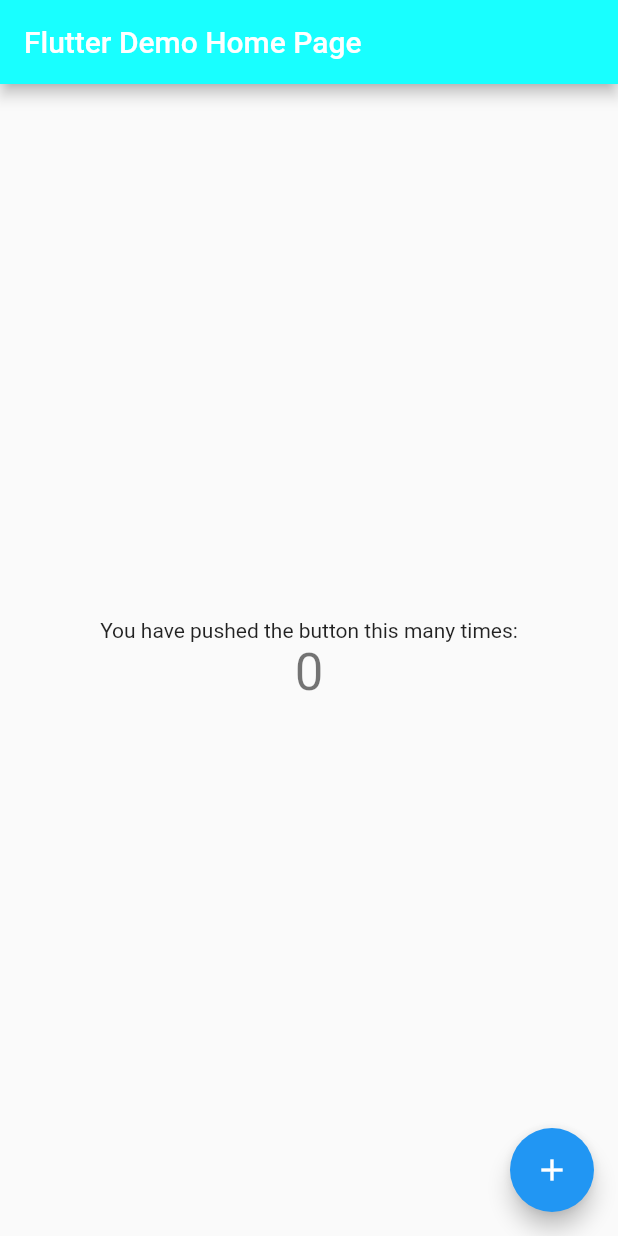
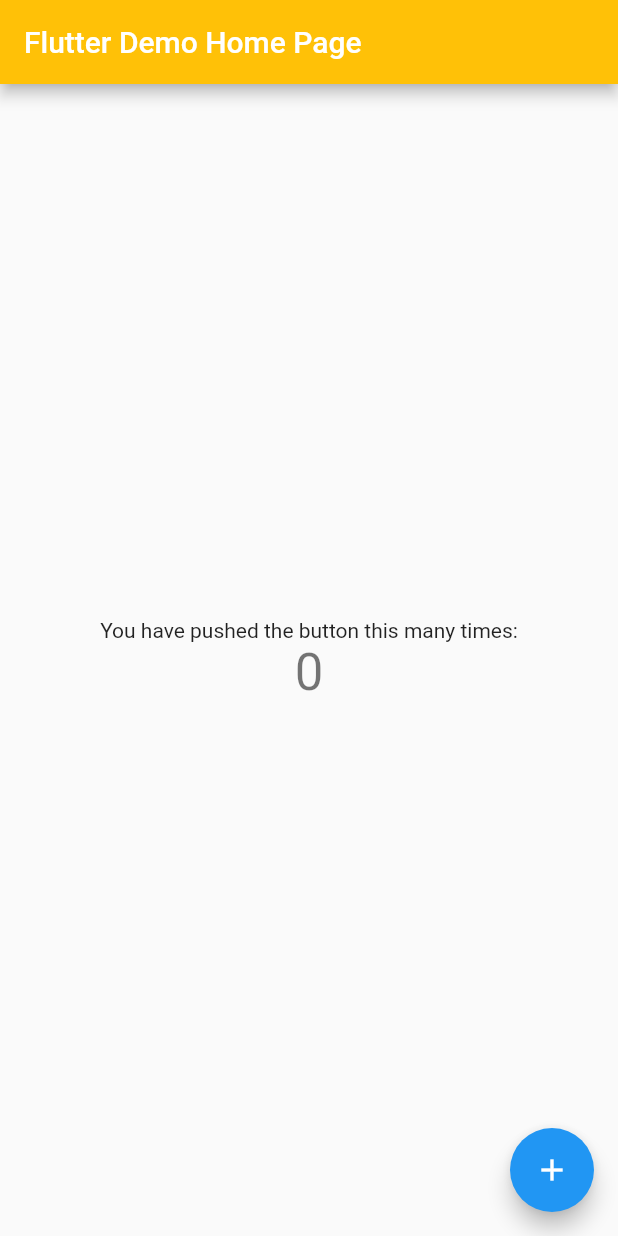
Before and after one commit to zansangeeth/Corona_App, a Flutter app: the screen it shows after launch, on a phone screen of 412 x 824 dp. Run offline on Flutter 3.47's test engine with Material 2 defaults, Android fonts, the phone set to English and light mode, and no system bars.

Commit message:
change color for app bar

```diff
--- a/lib/main.dart
+++ b/lib/main.dart
@@ -67,7 +67,8 @@ class _MyHomePageState extends State<MyHomePage> {
     // than having to individually change instances of widgets.
     return Scaffold(
       appBar: AppBar(
-        backgroundColor: Colors.cyanAccent,
+        backgroundColor: Colors.amber,
+
         // Here we take the value from the MyHomePage object that was created by
         // the App.build method, and use it to set our appbar title.
         title: Text(widget.title),
```
